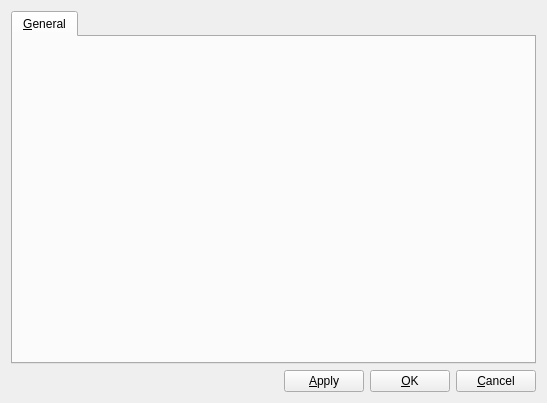
Qt form GUI/Preferences.ui (vt4a2h/uml-tool) before a commit.
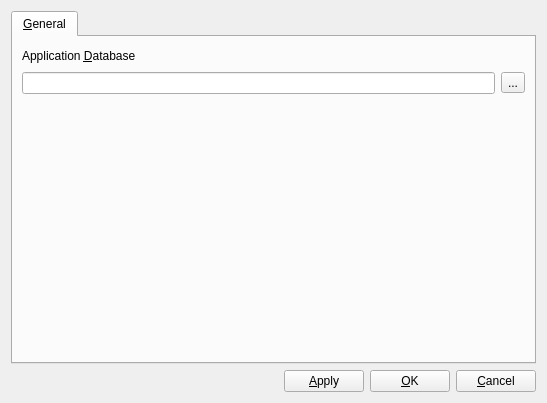
The same form after that commit.

Commit message: Added widget for specifying application database in Preferences.

```diff
--- a/GUI/Preferences.ui
+++ b/GUI/Preferences.ui
@@ -26,6 +26,69 @@
       <attribute name="title">
        <string>&amp;General</string>
       </attribute>
+      <layout class="QVBoxLayout" name="verticalLayout_3">
+       <item>
+        <layout class="QVBoxLayout" name="verticalLayout_2">
+         <item>
+          <layout class="QHBoxLayout" name="horizontalLayout_2">
+           <item>
+            <widget class="QLabel" name="lblGlobalDb">
+             <property name="text">
+              <string>Application &amp;Database</string>
+             </property>
+             <property name="buddy">
+              <cstring>leGlobalDb</cstring>
+             </property>
+            </widget>
+           </item>
+           <item>
+            <spacer name="horizontalSpacer_2">
+             <property name="orientation">
+              <enum>Qt::Horizontal</enum>
+             </property>
+             <property name="sizeHint" stdset="0">
+              <size>
+               <width>40</width>
+               <height>20</height>
+              </size>
+             </property>
+            </spacer>
+           </item>
+          </layout>
+         </item>
+         <item>
+          <layout class="QHBoxLayout" name="horizontalLayout_3">
+           <item>
+            <widget class="QLineEdit" name="leGlobalDb"/>
+           </item>
+           <item>
+            <widget class="QToolButton" name="tbChooseDb">
+             <property name="toolTip">
+              <string>Choose application database</string>
+             </property>
+             <property name="text">
+              <string>...</string>
+             </property>
+            </widget>
+           </item>
+          </layout>
+         </item>
+        </layout>
+       </item>
+       <item>
+        <spacer name="verticalSpacer">
+         <property name="orientation">
+          <enum>Qt::Vertical</enum>
+         </property>
+         <property name="sizeHint" stdset="0">
+          <size>
+           <width>20</width>
+           <height>40</height>
+          </size>
+         </property>
+        </spacer>
+       </item>
+      </layout>
      </widget>
     </widget>
    </item>
```
The commit also changes 5 other files.
